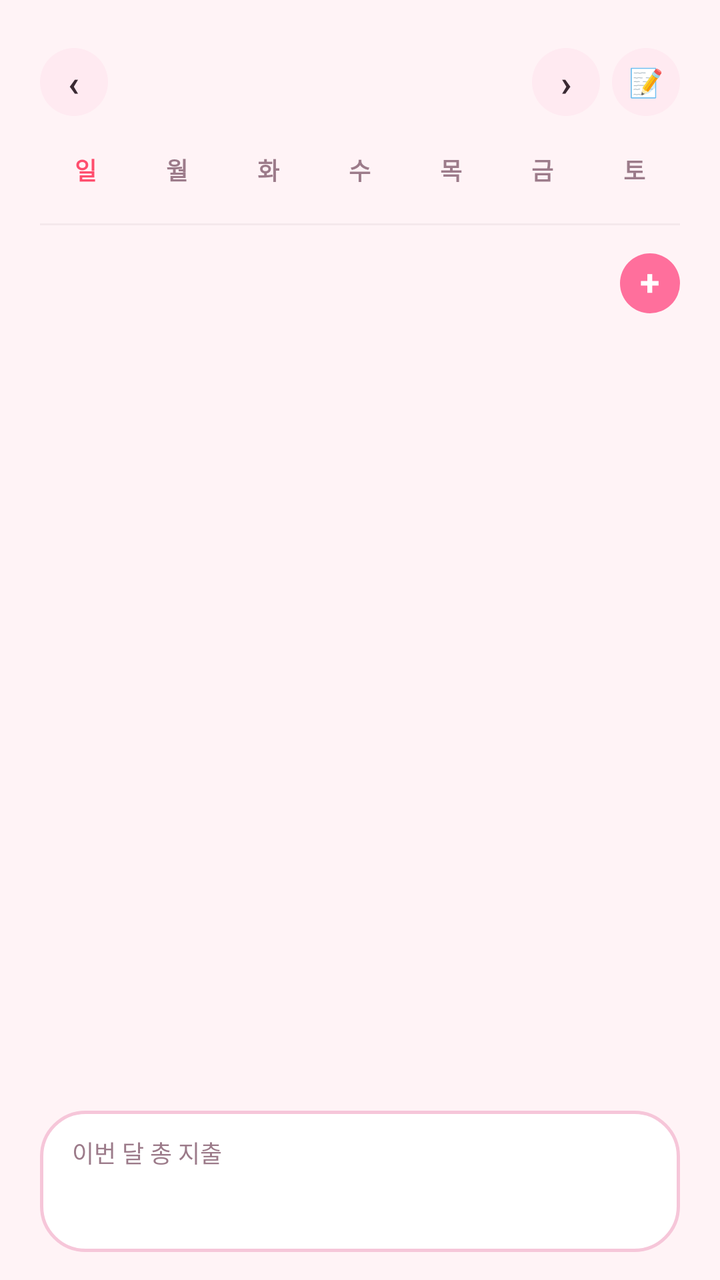
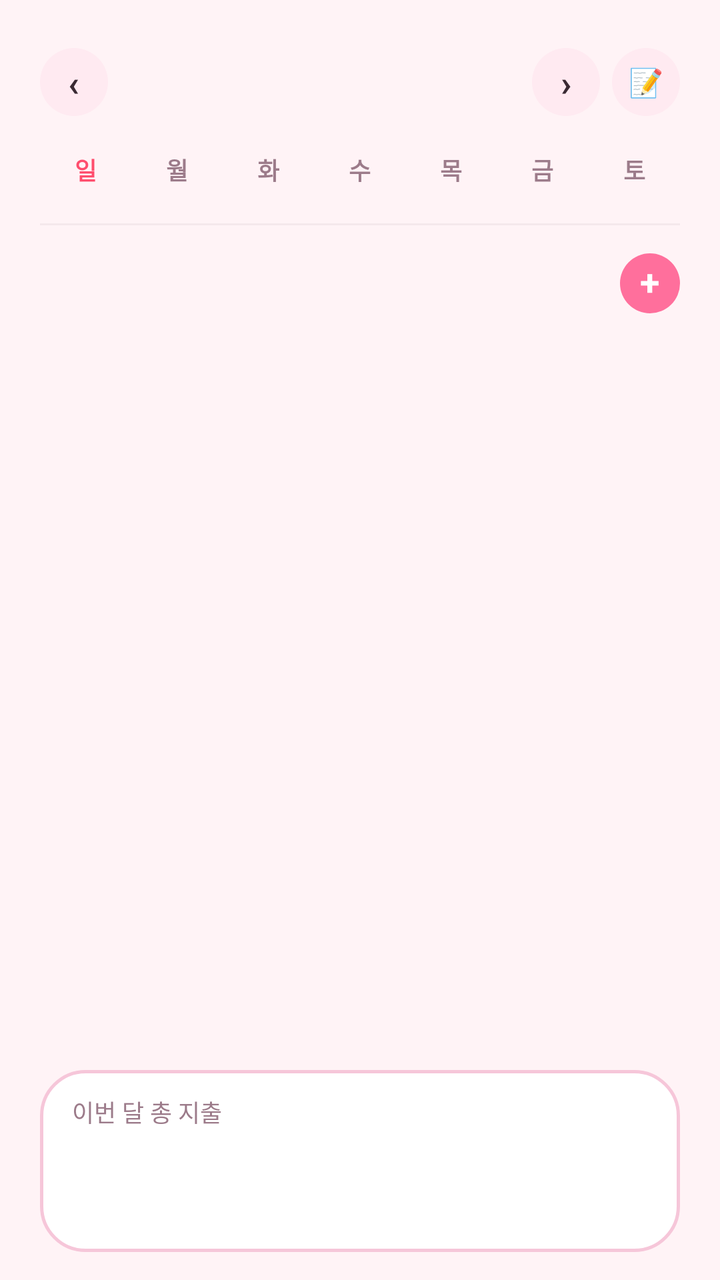

Compare the two renders of this Android layout. The source of the first and the diff that turns it into the second are given below.
<!-- AndroidManifest.xml: application theme Theme.MoneyLog -->
<!-- res/layout/activity_calendar.xml -->
<?xml version="1.0" encoding="utf-8"?>
<LinearLayout xmlns:android="http://schemas.android.com/apk/res/android"
    android:layout_width="match_parent"
    android:layout_height="match_parent"
    android:background="@color/bg"
    android:orientation="vertical"
    android:paddingLeft="20dp"
    android:paddingTop="24dp"
    android:paddingRight="20dp"
    android:paddingBottom="8dp">

    
    <LinearLayout
        android:layout_width="match_parent"
        android:layout_height="wrap_content"
        android:gravity="center_vertical"
        android:orientation="horizontal">

        <FrameLayout
            android:id="@+id/btnPrevMonth"
            android:layout_width="34dp"
            android:layout_height="34dp"
            android:background="@drawable/bg_circle_ghost"
            android:clickable="true"
            android:contentDescription="@string/calendar_prev_month"
            android:focusable="true">

            <TextView
                android:layout_width="wrap_content"
                android:layout_height="wrap_content"
                android:layout_gravity="center"
                android:text="‹"
                android:textColor="@color/text_main"
                android:textSize="18sp"
                android:textStyle="bold" />

        </FrameLayout>

        <TextView
            android:id="@+id/tvMonthYear"
            android:layout_width="0dp"
            android:layout_height="wrap_content"
            android:layout_weight="1"
            android:gravity="center"
            android:textColor="@color/text_main"
            android:textSize="17sp"
            android:textStyle="bold" />

        <FrameLayout
            android:id="@+id/btnNextMonth"
            android:layout_width="34dp"
            android:layout_height="34dp"
            android:background="@drawable/bg_circle_ghost"
            android:clickable="true"
            android:contentDescription="@string/calendar_next_month"
            android:focusable="true">

            <TextView
                android:layout_width="wrap_content"
                android:layout_height="wrap_content"
                android:layout_gravity="center"
                android:text="›"
                android:textColor="@color/text_main"
                android:textSize="18sp"
                android:textStyle="bold" />

        </FrameLayout>

        <FrameLayout
            android:id="@+id/btnMemoList"
            android:layout_width="34dp"
            android:layout_height="34dp"
            android:layout_marginStart="6dp"
            android:background="@drawable/bg_circle_ghost"
            android:clickable="true"
            android:contentDescription="@string/memo_list_button"
            android:focusable="true">

            <TextView
                android:layout_width="wrap_content"
                android:layout_height="wrap_content"
                android:layout_gravity="center"
                android:text="📝"
                android:textSize="14sp" />

        </FrameLayout>

    </LinearLayout>

    <LinearLayout
        android:layout_width="match_parent"
        android:layout_height="wrap_content"
        android:layout_marginTop="14dp"
        android:orientation="horizontal">

        <TextView style="@style/WeekdayHeaderText" android:text="@string/weekday_sun" android:textColor="@color/danger" />
        <TextView style="@style/WeekdayHeaderText" android:text="@string/weekday_mon" />
        <TextView style="@style/WeekdayHeaderText" android:text="@string/weekday_tue" />
        <TextView style="@style/WeekdayHeaderText" android:text="@string/weekday_wed" />
        <TextView style="@style/WeekdayHeaderText" android:text="@string/weekday_thu" />
        <TextView style="@style/WeekdayHeaderText" android:text="@string/weekday_fri" />
        <TextView style="@style/WeekdayHeaderText" android:text="@string/weekday_sat" />

    </LinearLayout>

    <LinearLayout
        android:id="@+id/calendarGrid"
        android:layout_width="match_parent"
        android:layout_height="wrap_content"
        android:layout_marginTop="4dp"
        android:orientation="vertical" />

    <View
        android:layout_width="match_parent"
        android:layout_height="1dp"
        android:layout_marginTop="10dp"
        android:background="@color/divider" />

    
    <LinearLayout
        android:layout_width="match_parent"
        android:layout_height="wrap_content"
        android:layout_marginTop="14dp"
        android:gravity="center_vertical"
        android:orientation="horizontal">

        <TextView
            android:id="@+id/tvSelectedDateLabel"
            android:layout_width="0dp"
            android:layout_height="wrap_content"
            android:layout_weight="1"
            android:textColor="@color/text_main"
            android:textSize="15sp"
            android:textStyle="bold" />

        <TextView
            android:id="@+id/tvSelectedDayTotal"
            android:layout_width="wrap_content"
            android:layout_height="wrap_content"
            android:layout_marginEnd="10dp"
            android:textColor="@color/text_sub"
            android:textSize="13sp"
            android:textStyle="bold"
            android:visibility="gone" />

        <FrameLayout
            android:id="@+id/btnAddForDay"
            android:layout_width="30dp"
            android:layout_height="30dp"
            android:background="@drawable/bg_circle_primary"
            android:clickable="true"
            android:contentDescription="@string/add_expense_title"
            android:focusable="true">

            <TextView
                android:layout_width="wrap_content"
                android:layout_height="wrap_content"
                android:layout_gravity="center"
                android:includeFontPadding="false"
                android:text="+"
                android:textColor="@color/white"
                android:textSize="18sp"
                android:textStyle="bold" />

        </FrameLayout>

    </LinearLayout>

    <TextView
        android:id="@+id/tvSelectedDayEmpty"
        android:layout_width="match_parent"
        android:layout_height="wrap_content"
        android:layout_marginTop="16dp"
        android:gravity="center"
        android:text="@string/selected_day_empty_message"
        android:textColor="@color/text_sub"
        android:textSize="14sp"
        android:visibility="gone" />

    <androidx.recyclerview.widget.RecyclerView
        android:id="@+id/rvSelectedDayExpenses"
        android:layout_width="match_parent"
        android:layout_height="0dp"
        android:layout_marginTop="2dp"
        android:layout_weight="1"
        android:clipToPadding="false" />

    
    <LinearLayout
        android:layout_width="match_parent"
        android:layout_height="wrap_content"
        android:layout_marginTop="10dp"
        android:layout_marginBottom="6dp"
        android:background="@drawable/bg_rounded_card"
        android:orientation="vertical"
        android:paddingLeft="16dp"
        android:paddingTop="12dp"
        android:paddingRight="16dp"
        android:paddingBottom="12dp">

        <TextView
            android:layout_width="wrap_content"
            android:layout_height="wrap_content"
            android:text="@string/calendar_month_total_label"
            android:textColor="@color/text_sub"
            android:textSize="12sp" />

        <TextView
            android:id="@+id/tvMonthTotal"
            android:layout_width="wrap_content"
            android:layout_height="wrap_content"
            android:layout_marginTop="2dp"
            android:textColor="@color/text_main"
            android:textSize="20sp"
            android:textStyle="bold" />

    </LinearLayout>

</LinearLayout>
<!-- resources referenced by this layout -->
<resources>
  <color name="bg">#FFF3F6</color>
  <color name="danger">#FF4D6D</color>
  <color name="divider">#F5E8EC</color>
  <color name="text_main">#3A2A33</color>
  <color name="text_sub">#9C7B8A</color>
  <color name="white">#FFFFFFFF</color>
  <!-- drawable bg_circle_ghost (drawable) -->
  <?xml version="1.0" encoding="utf-8"?>
  <ripple xmlns:android="http://schemas.android.com/apk/res/android"
      android:color="@color/ripple_primary">
      <item>
          <shape android:shape="oval">
              <solid android:color="@color/input_bg" />
          </shape>
      </item>
  </ripple>
  <!-- drawable bg_circle_primary (drawable) -->
  <?xml version="1.0" encoding="utf-8"?>
  <ripple xmlns:android="http://schemas.android.com/apk/res/android"
      android:color="@color/ripple_on_primary">
      <item>
          <shape android:shape="oval">
              <solid android:color="@color/primary" />
          </shape>
      </item>
  </ripple>
  <!-- drawable bg_rounded_card (drawable) -->
  <?xml version="1.0" encoding="utf-8"?>
  <ripple xmlns:android="http://schemas.android.com/apk/res/android"
      android:color="@color/ripple_primary">
      <item>
          <shape android:shape="rectangle">
              <solid android:color="@color/card_bg" />
              <stroke
                  android:width="1.5dp"
                  android:color="@color/border" />
              <corners android:radius="22dp" />
          </shape>
      </item>
  </ripple>
  <string name="add_expense_title">🐷 지출 등록</string>
  <string name="calendar_month_total_label">이번 달 총 지출</string>
  <string name="calendar_next_month">다음 달</string>
  <string name="calendar_prev_month">이전 달</string>
  <string name="memo_list_button">📝 메모 목록</string>
  <string name="selected_day_empty_message">이 날은 등록된 지출이 없어요.</string>
  <string name="weekday_fri">금</string>
  <string name="weekday_mon">월</string>
  <string name="weekday_sat">토</string>
  <string name="weekday_sun">일</string>
  <string name="weekday_thu">목</string>
  <string name="weekday_tue">화</string>
  <string name="weekday_wed">수</string>
  <style name="WeekdayHeaderText">
          <item name="android:layout_width">0dp</item>
          <item name="android:layout_height">wrap_content</item>
          <item name="android:layout_weight">1</item>
          <item name="android:gravity">center</item>
          <item name="android:textSize">12sp</item>
          <item name="android:textStyle">bold</item>
          <item name="android:textColor">@color/text_sub</item>
          <item name="android:paddingTop">4dp</item>
          <item name="android:paddingBottom">4dp</item>
      </style>
  <style name="Theme.MoneyLog" parent="Base.Theme.MoneyLog" />
  <color name="ripple_primary">#33FF6F9C</color>
  <color name="input_bg">#FFEAF1</color>
  <color name="ripple_on_primary">#40FFFFFF</color>
  <color name="primary">#FF6F9C</color>
  <color name="card_bg">#FFFFFF</color>
  <color name="border">#F6C6D9</color>
  <style name="Base.Theme.MoneyLog" parent="Theme.Material3.DayNight.NoActionBar">
          
          
      </style>
</resources>

<!-- the commit's change to res/layout/activity_calendar.xml (unified diff, before → after) -->
@@ -214,6 +214,15 @@
             android:textSize="20sp"
             android:textStyle="bold" />
 
+        
+        <TextView
+            android:id="@+id/tvCalendarBudgetStatus"
+            android:layout_width="wrap_content"
+            android:layout_height="wrap_content"
+            android:layout_marginTop="4dp"
+            android:textSize="12sp"
+            android:textStyle="bold" />
+
     </LinearLayout>
 
 </LinearLayout>
